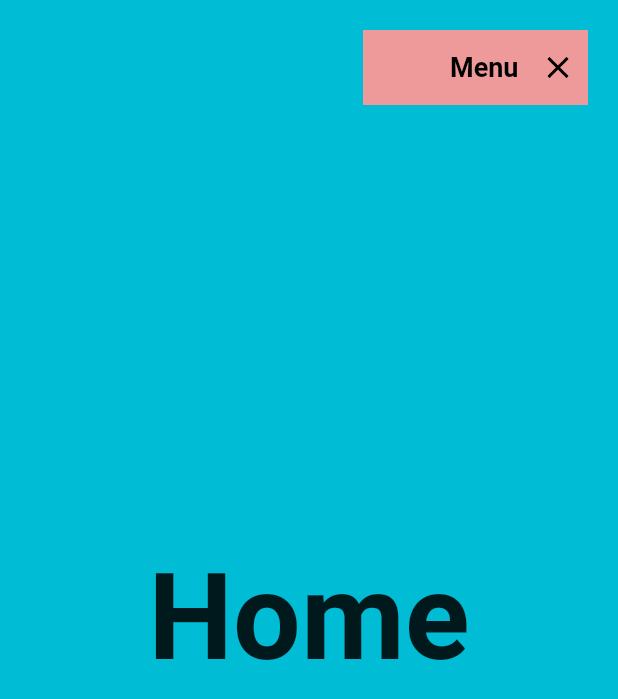
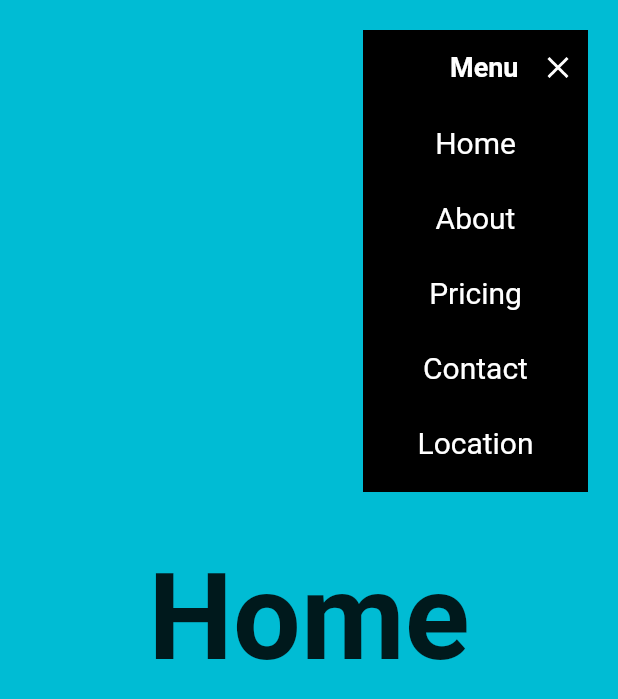
Before and after one commit to emmanuelbeltre/vertical_landing_page, a Flutter app: the screen it shows after launch, after a tap on "Menu", on a phone screen of 412 x 824 dp. Shown: the top 699 px of the screen. Run offline on Flutter 3.47's test engine with Material 2 defaults, Android fonts, the light colour scheme and no system bars; our stand-ins replace fluro, google_fonts.

Commit message:
Options menu added

```diff
--- a/lib/ui/shared/custom_app_menu.dart
+++ b/lib/ui/shared/custom_app_menu.dart
@@ -1,5 +1,6 @@
 import 'package:flutter/material.dart';
 import 'package:google_fonts/google_fonts.dart';
+import 'package:vertical_landing_page/ui/shared/custom_menu_item.dart';
 
 class CustomAppMenu extends StatefulWidget {
   const CustomAppMenu({Key? key}) : super(key: key);
@@ -17,8 +18,8 @@ class _CustomAppMenuState extends State<CustomAppMenu>
   void initState() {
     // TODO: implement initState
 
-    controller =
-        AnimationController(vsync: this, duration: Duration(microseconds: 200));
+    controller = AnimationController(
+        vsync: this, duration: const Duration(microseconds: 200));
   }
 
   @override
@@ -40,8 +41,42 @@ class _CustomAppMenuState extends State<CustomAppMenu>
         child: Container(
           padding: const EdgeInsets.symmetric(horizontal: 8.0),
           width: 150,
+          height: isOpen ? 308 : 50,
+          color: Colors.black,
+          child: Column(
+            children: [
+              _MenuTitle(isOpen: isOpen, controller: controller),
+              if (isOpen) ...[
+                CustomMenuItem(text: 'Home', onPressed: () {}),
+                CustomMenuItem(text: 'About', onPressed: () {}),
+                CustomMenuItem(text: 'Pricing', onPressed: () {}),
+                CustomMenuItem(text: 'Contact', onPressed: () {}),
+                CustomMenuItem(text: 'Location', onPressed: () {}),
+                const SizedBox(height: 8)
+              ]
+            ],
+          ),
+        ),
+      ),
+    );
+  }
+}
+
+class _MenuTitle extends StatelessWidget {
+  const _MenuTitle({
+    Key? key,
+    required this.isOpen,
+    required this.controller,
+  }) : super(key: key);
+
+  final bool isOpen;
+  final AnimationController controller;
+
+  @override
+  Widget build(BuildContext context) {
+    return Container(
+      width: 150,
       height: 50,
-          color: Colors.red[200],
       child: Row(
         children: [
           AnimatedContainer(
@@ -51,18 +86,16 @@ class _CustomAppMenuState extends State<CustomAppMenu>
           ),
           Text('Menu',
               style: GoogleFonts.roboto(
-                      color: Colors.black,
+                  color: Colors.white,
                   fontWeight: FontWeight.bold,
                   fontSize: 18)),
           Spacer(),
           AnimatedIcon(
             icon: AnimatedIcons.menu_close,
             progress: controller,
-                color: Colors.black,
+            color: Colors.white,
           )
         ],
-          ),
-        ),
       ),
     );
   }
--- /dev/null
+++ b/lib/ui/shared/custom_menu_item.dart
@@ -0,0 +1,40 @@
+import 'package:flutter/material.dart';
+import 'package:google_fonts/google_fonts.dart';
+
+class CustomMenuItem extends StatefulWidget {
+  const CustomMenuItem(
+      {super.key, required this.text, required this.onPressed});
+
+  final String text;
+  final Function onPressed;
+
+  @override
+  State<CustomMenuItem> createState() => _CustomMenuItemState();
+}
+
+class _CustomMenuItemState extends State<CustomMenuItem> {
+  bool isHover = false;
+
+  @override
+  Widget build(BuildContext context) {
+    return MouseRegion(
+      onEnter: (_) => setState(() => isHover = true),
+      onExit: (_) => setState(() => isHover = false),
+      child: GestureDetector(
+        onTap: () => widget.onPressed,
+        child: AnimatedContainer(
+          duration: const Duration(microseconds: 300),
+          width: 150,
+          height: 50,
+          color: isHover ? Colors.pinkAccent : Colors.black,
+          child: Center(
+            child: Text(
+              widget.text,
+              style: GoogleFonts.roboto(fontSize: 20, color: Colors.white),
+            ),
+          ),
+        ),
+      ),
+    );
+  }
+}
```
Lines whose indentation alone changed are shown as unchanged.
